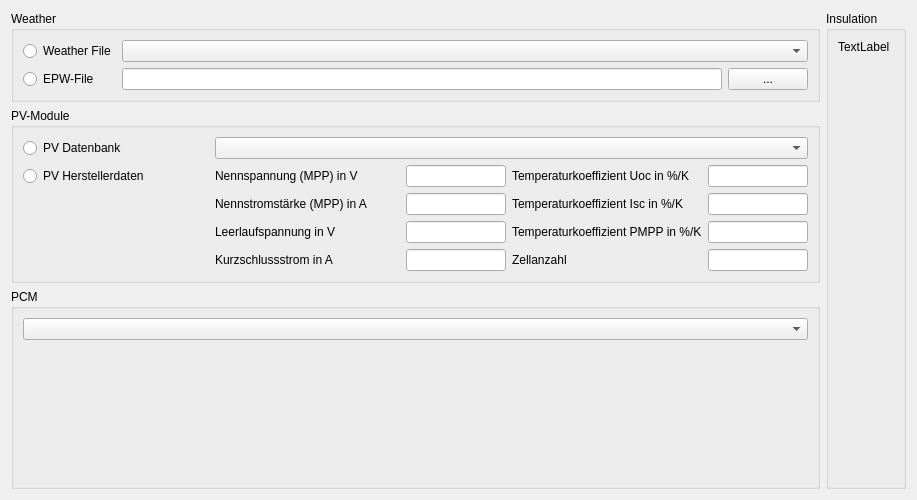
This is PVTool/src/PVToolWidget.ui in Arombolosh/PVTool as Qt 5 draws it before an edit. The edited form follows.
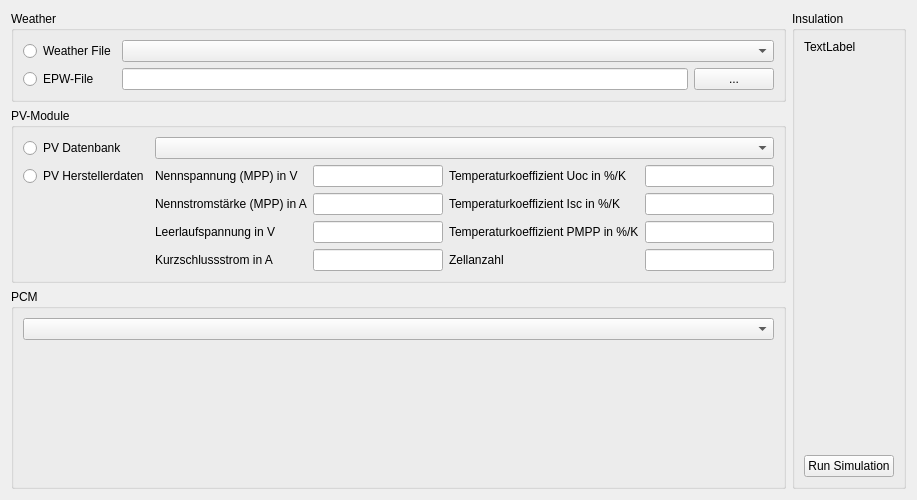
This is the edited form.

Diff of the .ui file:
```diff
--- a/PVTool/src/PVToolWidget.ui
+++ b/PVTool/src/PVToolWidget.ui
@@ -80,11 +80,18 @@
         <property name="sizeHint" stdset="0">
          <size>
           <width>20</width>
-          <height>396</height>
+          <height>367</height>
          </size>
         </property>
        </spacer>
       </item>
+      <item>
+       <widget class="QPushButton" name="pushButton_RunSimu">
+        <property name="text">
+         <string>Run Simulation</string>
+        </property>
+       </widget>
+      </item>
      </layout>
     </widget>
    </item>
@@ -93,7 +100,7 @@
      <property name="title">
       <string>PV-Module</string>
      </property>
-     <layout class="QGridLayout" name="gridLayout_2">
+     <layout class="QGridLayout" name="gridLayout_2" columnstretch="0,0,1,0,1">
       <item row="0" column="0">
        <widget class="QRadioButton" name="radioButton_PVDatabase">
         <property name="text">
@@ -116,26 +123,7 @@
        </widget>
       </item>
       <item row="1" column="2">
-       <widget class="QLineEdit" name="lineEdit_uMPP">
-        <property name="sizePolicy">
-         <sizepolicy hsizetype="Preferred" vsizetype="Fixed">
-          <horstretch>0</horstretch>
-          <verstretch>0</verstretch>
-         </sizepolicy>
-        </property>
-        <property name="minimumSize">
-         <size>
-          <width>30</width>
-          <height>0</height>
-         </size>
-        </property>
-        <property name="maximumSize">
-         <size>
-          <width>100</width>
-          <height>16777215</height>
-         </size>
-        </property>
-       </widget>
+       <widget class="QLineEdit" name="lineEdit_uMPP"/>
       </item>
       <item row="1" column="3">
        <widget class="QLabel" name="label_tempCoeffU">
@@ -145,26 +133,7 @@
        </widget>
       </item>
       <item row="1" column="4">
-       <widget class="QLineEdit" name="lineEdit_beta">
-        <property name="sizePolicy">
-         <sizepolicy hsizetype="Preferred" vsizetype="Fixed">
-          <horstretch>0</horstretch>
-          <verstretch>0</verstretch>
-         </sizepolicy>
-        </property>
-        <property name="minimumSize">
-         <size>
-          <width>30</width>
-          <height>0</height>
-         </size>
-        </property>
-        <property name="maximumSize">
-         <size>
-          <width>100</width>
-          <height>16777215</height>
-         </size>
-        </property>
-       </widget>
+       <widget class="QLineEdit" name="lineEdit_beta"/>
       </item>
       <item row="2" column="1">
        <widget class="QLabel" name="label_iMPP_2">
@@ -174,20 +143,7 @@
        </widget>
       </item>
       <item row="2" column="2">
-       <widget class="QLineEdit" name="lineEdit_iMPP">
-        <property name="minimumSize">
-         <size>
-          <width>30</width>
-          <height>0</height>
-         </size>
-        </property>
-        <property name="maximumSize">
-         <size>
-          <width>100</width>
-          <height>16777215</height>
-         </size>
-        </property>
-       </widget>
+       <widget class="QLineEdit" name="lineEdit_iMPP"/>
       </item>
       <item row="2" column="3">
        <widget class="QLabel" name="label_tempCoeffI">
@@ -197,20 +153,7 @@
        </widget>
       </item>
       <item row="2" column="4">
-       <widget class="QLineEdit" name="lineEdit_alpha">
-        <property name="minimumSize">
-         <size>
-          <width>30</width>
-          <height>0</height>
-         </size>
-        </property>
-        <property name="maximumSize">
-         <size>
-          <width>100</width>
-          <height>16777215</height>
-         </size>
-        </property>
-       </widget>
+       <widget class="QLineEdit" name="lineEdit_alpha"/>
       </item>
       <item row="3" column="1">
        <widget class="QLabel" name="label_uOC">
@@ -220,26 +163,7 @@
        </widget>
       </item>
       <item row="3" column="2">
-       <widget class="QLineEdit" name="lineEdit_uOC">
-        <property name="sizePolicy">
-         <sizepolicy hsizetype="Preferred" vsizetype="Fixed">
-          <horstretch>0</horstretch>
-          <verstretch>0</verstretch>
-         </sizepolicy>
-        </property>
-        <property name="minimumSize">
-         <size>
-          <width>30</width>
-          <height>0</height>
-         </size>
-        </property>
-        <property name="maximumSize">
-         <size>
-          <width>100</width>
-          <height>16777215</height>
-         </size>
-        </property>
-       </widget>
+       <widget class="QLineEdit" name="lineEdit_uOC"/>
       </item>
       <item row="3" column="3">
        <widget class="QLabel" name="label_tempCoeffP">
@@ -249,26 +173,7 @@
        </widget>
       </item>
       <item row="3" column="4">
-       <widget class="QLineEdit" name="lineEdit_gamma">
-        <property name="sizePolicy">
-         <sizepolicy hsizetype="Preferred" vsizetype="Fixed">
-          <horstretch>0</horstretch>
-          <verstretch>0</verstretch>
-         </sizepolicy>
-        </property>
-        <property name="minimumSize">
-         <size>
-          <width>30</width>
-          <height>0</height>
-         </size>
-        </property>
-        <property name="maximumSize">
-         <size>
-          <width>100</width>
-          <height>16777215</height>
-         </size>
-        </property>
-       </widget>
+       <widget class="QLineEdit" name="lineEdit_gamma"/>
       </item>
       <item row="4" column="1">
        <widget class="QLabel" name="label_iSC">
@@ -278,26 +183,7 @@
        </widget>
       </item>
       <item row="4" column="2">
-       <widget class="QLineEdit" name="lineEdit_iSC">
-        <property name="sizePolicy">
-         <sizepolicy hsizetype="Preferred" vsizetype="Fixed">
-          <horstretch>0</horstretch>
-          <verstretch>0</verstretch>
-         </sizepolicy>
-        </property>
-        <property name="minimumSize">
-         <size>
-          <width>30</width>
-          <height>0</height>
-         </size>
-        </property>
-        <property name="maximumSize">
-         <size>
-          <width>100</width>
-          <height>16777215</height>
-         </size>
-        </property>
-       </widget>
+       <widget class="QLineEdit" name="lineEdit_iSC"/>
       </item>
       <item row="4" column="3">
        <widget class="QLabel" name="label_nSer">
@@ -307,26 +193,7 @@
        </widget>
       </item>
       <item row="4" column="4">
-       <widget class="QLineEdit" name="lineEdit_nSer">
-        <property name="sizePolicy">
-         <sizepolicy hsizetype="Preferred" vsizetype="Fixed">
-          <horstretch>0</horstretch>
-          <verstretch>0</verstretch>
-         </sizepolicy>
-        </property>
-        <property name="minimumSize">
-         <size>
-          <width>30</width>
-          <height>0</height>
-         </size>
-        </property>
-        <property name="maximumSize">
-         <size>
-          <width>100</width>
-          <height>16777215</height>
-         </size>
-        </property>
-       </widget>
+       <widget class="QLineEdit" name="lineEdit_nSer"/>
       </item>
       <item row="0" column="1" colspan="4">
        <widget class="QComboBox" name="comboBox_PVModule"/>
```
